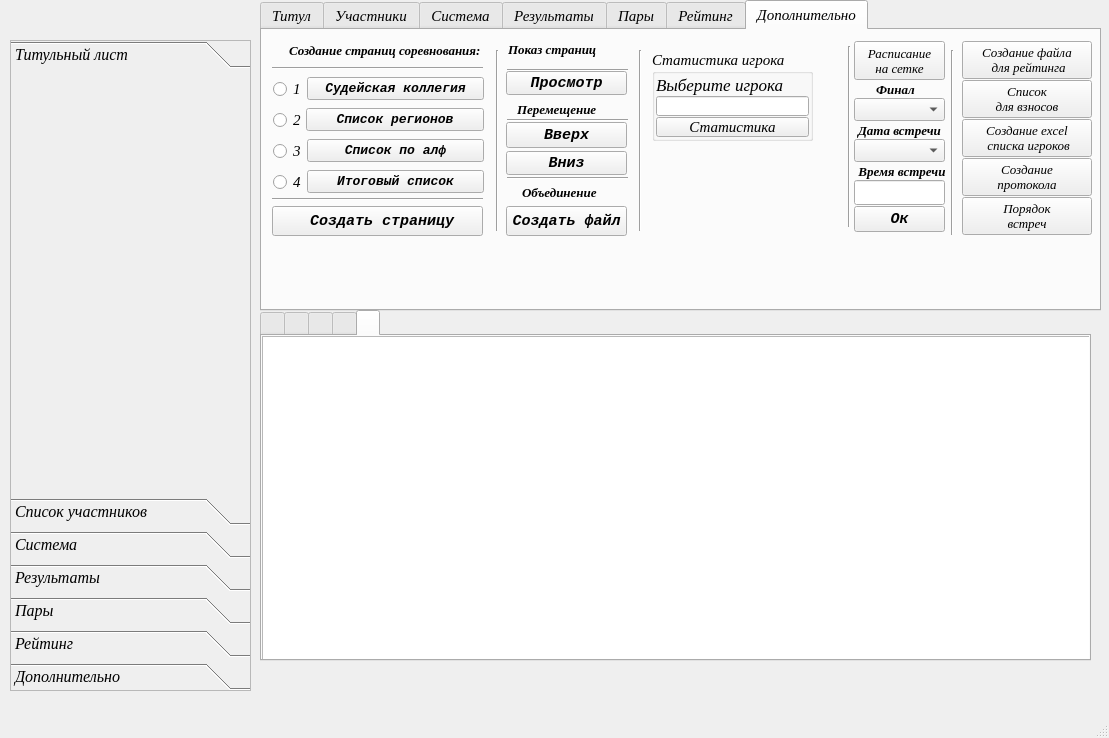
Qt form UI/main_window.ui (Kaspar0810/Competitions_TT) before a commit.
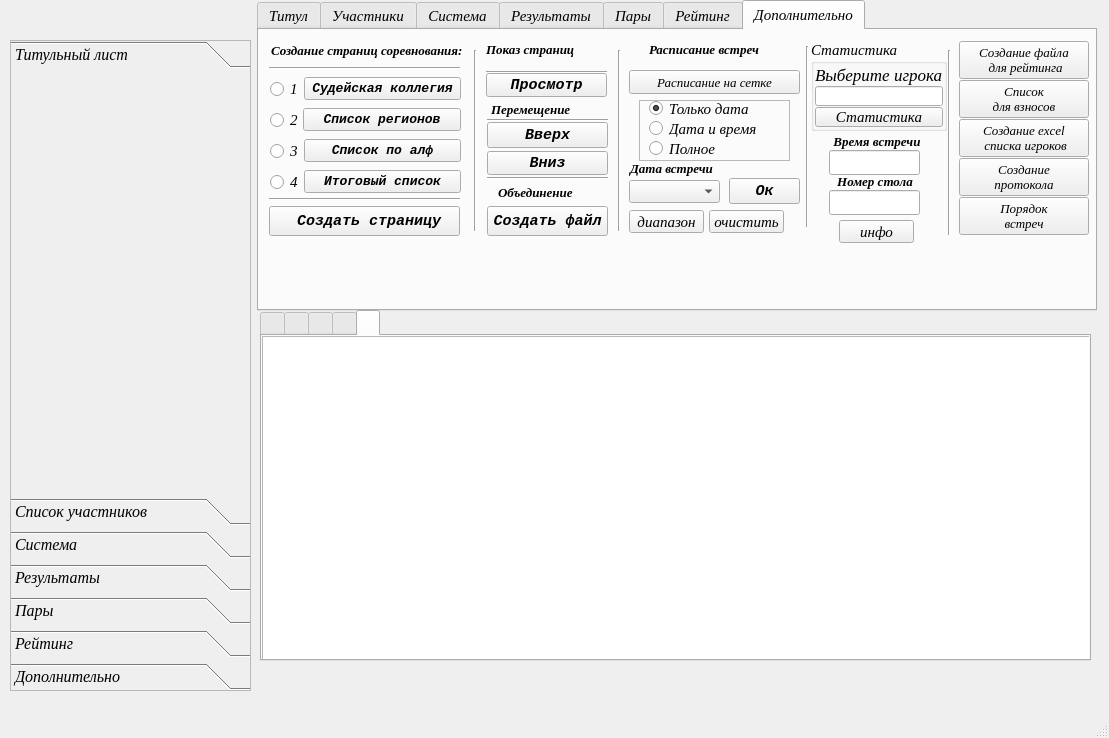
The same form after that commit. The open tabs and pages were chosen to show the change. Icons and pictures are not drawn.

Diff of the .ui file:
```diff
--- a/UI/main_window.ui
+++ b/UI/main_window.ui
@@ -31,9 +31,9 @@
    <widget class="QTabWidget" name="tabWidget">
     <property name="geometry">
      <rect>
-      <x>260</x>
+      <x>257</x>
       <y>0</y>
-      <width>841</width>
+      <width>840</width>
       <height>311</height>
      </rect>
     </property>
@@ -3950,7 +3950,7 @@
      <widget class="Line" name="line_6">
       <property name="geometry">
        <rect>
-        <x>227</x>
+        <x>208</x>
         <y>20</y>
         <width>16</width>
         <height>181</height>
@@ -3963,9 +3963,9 @@
      <widget class="QLabel" name="label_48">
       <property name="geometry">
        <rect>
-        <x>27</x>
+        <x>12</x>
         <y>10</y>
-        <width>211</width>
+        <width>191</width>
         <height>20</height>
        </rect>
       </property>
@@ -3987,7 +3987,7 @@
        <rect>
         <x>10</x>
         <y>30</y>
-        <width>211</width>
+        <width>191</width>
         <height>16</height>
        </rect>
       </property>
@@ -4000,7 +4000,7 @@
        <rect>
         <x>10</x>
         <y>161</y>
-        <width>211</width>
+        <width>191</width>
         <height>16</height>
        </rect>
       </property>
@@ -4013,7 +4013,7 @@
        <rect>
         <x>10</x>
         <y>176</y>
-        <width>211</width>
+        <width>191</width>
         <height>30</height>
        </rect>
       </property>
@@ -4032,7 +4032,7 @@
      <widget class="QPushButton" name="Button_up">
       <property name="geometry">
        <rect>
-        <x>244</x>
+        <x>228</x>
         <y>92</y>
         <width>121</width>
         <height>26</height>
@@ -4054,7 +4054,7 @@
      <widget class="QPushButton" name="Button_down">
       <property name="geometry">
        <rect>
-        <x>244</x>
+        <x>228</x>
         <y>121</y>
         <width>121</width>
         <height>24</height>
@@ -4076,7 +4076,7 @@
      <widget class="QLabel" name="label_54">
       <property name="geometry">
        <rect>
-        <x>255</x>
+        <x>232</x>
         <y>70</y>
         <width>91</width>
         <height>20</height>
@@ -4098,7 +4098,7 @@
      <widget class="Line" name="line_9">
       <property name="geometry">
        <rect>
-        <x>245</x>
+        <x>228</x>
         <y>140</y>
         <width>121</width>
         <height>16</height>
@@ -4111,7 +4111,7 @@
      <widget class="Line" name="line_10">
       <property name="geometry">
        <rect>
-        <x>245</x>
+        <x>228</x>
         <y>82</y>
         <width>121</width>
         <height>16</height>
@@ -4124,7 +4124,7 @@
      <widget class="QPushButton" name="Button_made_one_file_pdf">
       <property name="geometry">
        <rect>
-        <x>244</x>
+        <x>228</x>
         <y>176</y>
         <width>121</width>
         <height>30</height>
@@ -4145,7 +4145,7 @@
      <widget class="QLabel" name="label_55">
       <property name="geometry">
        <rect>
-        <x>260</x>
+        <x>239</x>
         <y>153</y>
         <width>91</width>
         <height>20</height>
@@ -4167,7 +4167,7 @@
      <widget class="Line" name="line_11">
       <property name="geometry">
        <rect>
-        <x>370</x>
+        <x>352</x>
         <y>20</y>
         <width>16</width>
         <height>181</height>
@@ -4182,7 +4182,7 @@
        <rect>
         <x>11</x>
         <y>41</y>
-        <width>211</width>
+        <width>191</width>
         <height>133</height>
        </rect>
       </property>
@@ -4360,7 +4360,7 @@
      <widget class="QLabel" name="label_56">
       <property name="geometry">
        <rect>
-        <x>246</x>
+        <x>227</x>
         <y>10</y>
         <width>101</width>
         <height>20</height>
@@ -4382,8 +4382,8 @@
      <widget class="QPushButton" name="Button_view_page_pdf">
       <property name="geometry">
        <rect>
-        <x>244</x>
-        <y>41</y>
+        <x>227</x>
+        <y>43</y>
         <width>121</width>
         <height>24</height>
        </rect>
@@ -4404,8 +4404,8 @@
      <widget class="Line" name="line_12">
       <property name="geometry">
        <rect>
-        <x>245</x>
-        <y>30</y>
+        <x>227</x>
+        <y>32</y>
         <width>121</width>
         <height>21</height>
        </rect>
@@ -4568,9 +4568,9 @@
      <widget class="QGroupBox" name="groupBox_9">
       <property name="geometry">
        <rect>
-        <x>390</x>
-        <y>20</y>
-        <width>161</width>
+        <x>552</x>
+        <y>10</y>
+        <width>136</width>
         <height>91</height>
        </rect>
       </property>
@@ -4580,7 +4580,7 @@
        </font>
       </property>
       <property name="title">
-       <string>Статистика игрока</string>
+       <string>Статистика</string>
       </property>
       <property name="flat">
        <bool>false</bool>
@@ -4638,7 +4638,7 @@
      <widget class="Line" name="line_20">
       <property name="geometry">
        <rect>
-        <x>579</x>
+        <x>540</x>
         <y>16</y>
         <width>16</width>
         <height>181</height>
@@ -4648,41 +4648,13 @@
        <enum>Qt::Vertical</enum>
       </property>
      </widget>
-     <widget class="QLabel" name="label_80">
-      <property name="geometry">
-       <rect>
-        <x>614</x>
-        <y>51</y>
-        <width>39</width>
-        <height>16</height>
-       </rect>
-      </property>
-      <property name="font">
-       <font>
-        <family>Times New Roman</family>
-        <pointsize>10</pointsize>
-        <weight>75</weight>
-        <italic>true</italic>
-        <bold>true</bold>
-       </font>
-      </property>
-      <property name="layoutDirection">
-       <enum>Qt::LeftToRight</enum>
-      </property>
-      <property name="text">
-       <string>Финал</string>
-      </property>
-      <property name="alignment">
-       <set>Qt::AlignCenter</set>
-      </property>
-     </widget>
      <widget class="QPushButton" name="Button_made_schedule">
       <property name="geometry">
        <rect>
-        <x>592</x>
-        <y>11</y>
-        <width>91</width>
-        <height>39</height>
+        <x>370</x>
+        <y>40</y>
+        <width>171</width>
+        <height>24</height>
        </rect>
       </property>
       <property name="font">
@@ -4693,8 +4665,7 @@
        </font>
       </property>
       <property name="text">
-       <string>Расписание 
-на сетке</string>
+       <string>Расписание на сетке</string>
       </property>
       <property name="shortcut">
        <string/>
@@ -4709,21 +4680,11 @@
        <bool>false</bool>
       </property>
      </widget>
-     <widget class="QComboBox" name="comboBox_schedule_date_2">
-      <property name="geometry">
-       <rect>
-        <x>592</x>
-        <y>68</y>
-        <width>91</width>
-        <height>23</height>
-       </rect>
-      </property>
-     </widget>
      <widget class="QLabel" name="label_74">
       <property name="geometry">
        <rect>
-        <x>595</x>
-        <y>92</y>
+        <x>370</x>
+        <y>130</y>
         <width>85</width>
         <height>16</height>
        </rect>
@@ -4747,19 +4708,19 @@
      <widget class="QComboBox" name="comboBox_schedule_date">
       <property name="geometry">
        <rect>
-        <x>592</x>
-        <y>109</y>
-        <width>91</width>
-        <height>23</height>
-       </rect>
-      </property>
-     </widget>
-     <widget class="QLineEdit" name="lineEdit_schedule_time">
-      <property name="geometry">
-       <rect>
-        <x>592</x>
+        <x>370</x>
         <y>150</y>
         <width>91</width>
+        <height>23</height>
+       </rect>
+      </property>
+     </widget>
+     <widget class="QLineEdit" name="lineEdit_schedule_time">
+      <property name="geometry">
+       <rect>
+        <x>570</x>
+        <y>120</y>
+        <width>91</width>
         <height>25</height>
        </rect>
       </property>
@@ -4773,9 +4734,9 @@
      <widget class="QPushButton" name="Button_schedule_ok">
       <property name="geometry">
        <rect>
-        <x>592</x>
-        <y>176</y>
-        <width>91</width>
+        <x>470</x>
+        <y>148</y>
+        <width>71</width>
         <height>26</height>
        </rect>
       </property>
@@ -4795,8 +4756,8 @@
      <widget class="QLabel" name="label_79">
       <property name="geometry">
        <rect>
-        <x>595</x>
-        <y>133</y>
+        <x>573</x>
+        <y>103</y>
         <width>90</width>
         <height>16</height>
        </rect>
@@ -4817,6 +4778,166 @@
        <set>Qt::AlignCenter</set>
       </property>
      </widget>
+     <widget class="QLabel" name="label_91">
+      <property name="geometry">
+       <rect>
+        <x>571</x>
+        <y>143</y>
+        <width>90</width>
+        <height>16</height>
+       </rect>
+      </property>
+      <property name="font">
+       <font>
+        <family>Times New Roman</family>
+        <pointsize>10</pointsize>
+        <weight>75</weight>
+        <italic>true</italic>
+        <bold>true</bold>
+       </font>
+      </property>
+      <property name="text">
+       <string>Номер стола</string>
+      </property>
+      <property name="alignment">
+       <set>Qt::AlignCenter</set>
+      </property>
+     </widget>
+     <widget class="QLineEdit" name="lineEdit_schedule_table">
+      <property name="geometry">
+       <rect>
+        <x>570</x>
+        <y>160</y>
+        <width>91</width>
+        <height>25</height>
+       </rect>
+      </property>
+      <property name="font">
+       <font>
+        <pointsize>12</pointsize>
+        <italic>false</italic>
+       </font>
+      </property>
+     </widget>
+     <widget class="QPushButton" name="btn_select_range">
+      <property name="geometry">
+       <rect>
+        <x>370</x>
+        <y>180</y>
+        <width>75</width>
+        <height>23</height>
+       </rect>
+      </property>
+      <property name="text">
+       <string>диапазон</string>
+      </property>
+     </widget>
+     <widget class="QPushButton" name="btn_clear">
+      <property name="geometry">
+       <rect>
+        <x>450</x>
+        <y>180</y>
+        <width>75</width>
+        <height>23</height>
+       </rect>
+      </property>
+      <property name="text">
+       <string>очистить</string>
+      </property>
+     </widget>
+     <widget class="QPushButton" name="btn_info">
+      <property name="geometry">
+       <rect>
+        <x>580</x>
+        <y>190</y>
+        <width>75</width>
+        <height>23</height>
+       </rect>
+      </property>
+      <property name="text">
+       <string>инфо</string>
+      </property>
+     </widget>
+     <widget class="QLabel" name="label_80">
+      <property name="geometry">
+       <rect>
+        <x>390</x>
+        <y>10</y>
+        <width>121</width>
+        <height>20</height>
+       </rect>
+      </property>
+      <property name="font">
+       <font>
+        <family>Times New Roman</family>
+        <pointsize>10</pointsize>
+        <weight>75</weight>
+        <italic>true</italic>
+        <bold>true</bold>
+       </font>
+      </property>
+      <property name="text">
+       <string>&lt;html&gt;&lt;head/&gt;&lt;body&gt;&lt;p&gt;Расписание встреч&lt;/p&gt;&lt;/body&gt;&lt;/html&gt;</string>
+      </property>
+     </widget>
+     <widget class="QFrame" name="frame_4">
+      <property name="geometry">
+       <rect>
+        <x>380</x>
+        <y>70</y>
+        <width>151</width>
+        <height>61</height>
+       </rect>
+      </property>
+      <property name="frameShape">
+       <enum>QFrame::StyledPanel</enum>
+      </property>
+      <property name="frameShadow">
+       <enum>QFrame::Raised</enum>
+      </property>
+      <widget class="QRadioButton" name="radioButton_date">
+       <property name="geometry">
+        <rect>
+         <x>10</x>
+         <y>0</y>
+         <width>121</width>
+         <height>17</height>
+        </rect>
+       </property>
+       <property name="text">
+        <string>Только дата</string>
+       </property>
+       <property name="checked">
+        <bool>true</bool>
+       </property>
+      </widget>
+      <widget class="QRadioButton" name="radioButton_date_time">
+       <property name="geometry">
+        <rect>
+         <x>10</x>
+         <y>20</y>
+         <width>121</width>
+         <height>17</height>
+        </rect>
+       </property>
+       <property name="text">
+        <string>Дата и время</string>
+       </property>
+      </widget>
+      <widget class="QRadioButton" name="radioButton_full">
+       <property name="geometry">
+        <rect>
+         <x>10</x>
+         <y>40</y>
+         <width>82</width>
+         <height>17</height>
+        </rect>
+       </property>
+       <property name="text">
+        <string>Полное</string>
+       </property>
+      </widget>
+     </widget>
     </widget>
    </widget>
    <widget class="QToolBox" name="toolBox">
```
Left out of the diff: 24 changed lines with no effect on the pictures.
